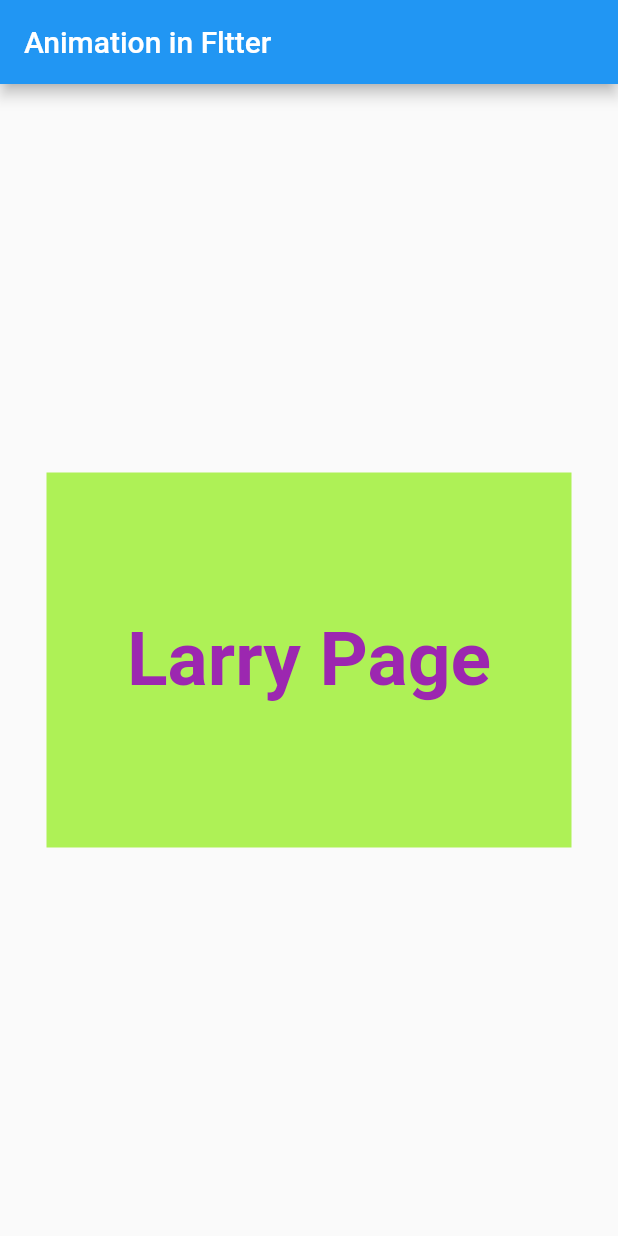
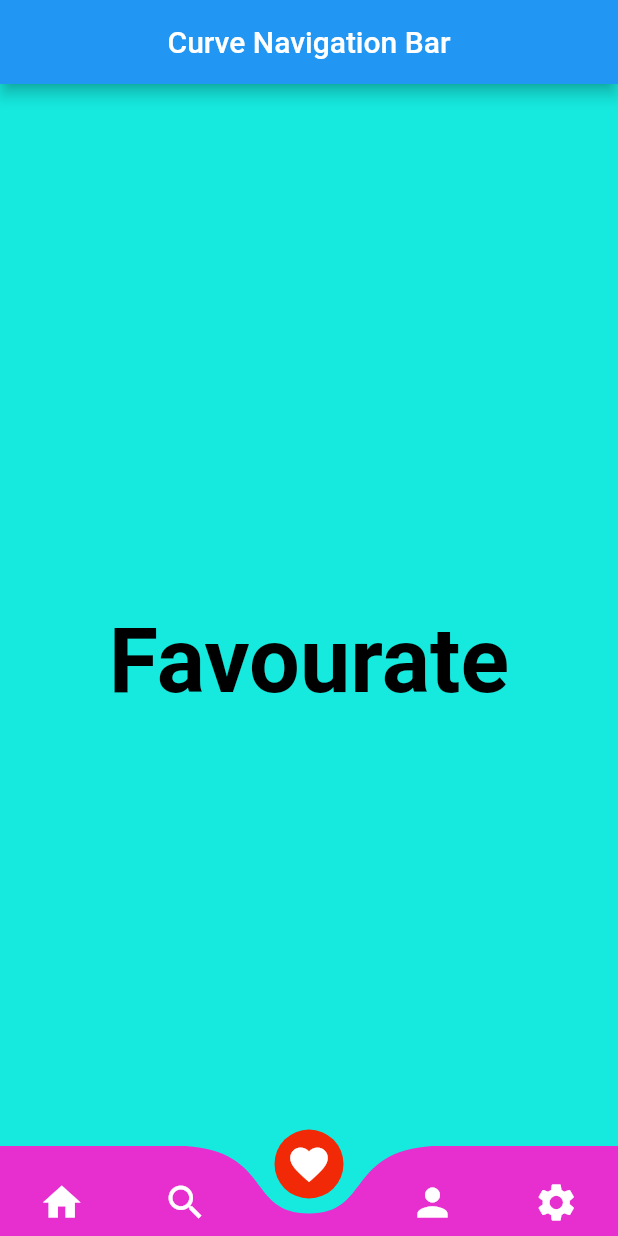
Before and after one commit to Nabinji/Animation_flutter, a Flutter app: the screen it shows after launch, on a phone screen of 412 x 824 dp. Run offline on Flutter 3.47's test engine with Material 2 defaults, Android fonts, the phone set to English and light mode, and no system bars; drawn by our look-alikes of animated_text_kit, curved_navigation_bar; Roboto replaces fonts that are missing (Horizon).

Commit message:
second commit

```diff
--- /dev/null
+++ b/lib/ buttom curve navigation/curve_navigation_bar.dart
@@ -0,0 +1,72 @@
+import 'package:curved_navigation_bar/curved_navigation_bar.dart';
+import 'package:flutter/material.dart';
+import 'package:flutter_animation/%20buttom%20curve%20navigation/favourate_page.dart';
+import 'package:flutter_animation/%20buttom%20curve%20navigation/home_pag.dart';
+import 'package:flutter_animation/%20buttom%20curve%20navigation/profile_page.dart';
+import 'package:flutter_animation/%20buttom%20curve%20navigation/search_page.dart';
+import 'package:flutter_animation/%20buttom%20curve%20navigation/setting_page.dart';
+
+class CurveBar extends StatefulWidget {
+  const CurveBar({super.key});
+
+  @override
+  State<CurveBar> createState() => _CurveBarState();
+}
+
+class _CurveBarState extends State<CurveBar> {
+  int index = 2;
+  final screen = const [
+    HomePage(),
+    SearchPage(),
+    FavouratePage(),
+    ProfilePage(),
+    SettingPage(),
+  ];
+
+  @override
+  Widget build(BuildContext context) {
+    final items = [
+      const Icon(Icons.home, size: 30),
+      const Icon(Icons.search, size: 30),
+      const Icon(Icons.favorite, size: 30),
+      const Icon(Icons.person, size: 30),
+      const Icon(Icons.settings, size: 30)
+    ];
+    return Scaffold(
+      backgroundColor: Colors.purpleAccent,
+      extendBody: true,
+      appBar: AppBar(
+        title: const Text("Curve Navigation Bar"),
+        centerTitle: true,
+      ),
+      body: screen[index],
+      // Center(
+      //   child: Text(
+      //     '$index',
+      //     style: const TextStyle(
+      //         fontSize: 110, fontWeight: FontWeight.bold, color: Colors.white),
+      //   ),
+      // ),
+      bottomNavigationBar: Theme(
+        // this them is for to change icon colors.
+        data: Theme.of(context).copyWith(
+            iconTheme: const IconThemeData(
+          color: Colors.white,
+        )),
+        child: CurvedNavigationBar(
+          // navigationBar colors
+          color: const Color.fromARGB(255, 231, 46, 207),
+          //selected times colors
+          buttonBackgroundColor: const Color.fromARGB(255, 241, 41, 6),
+          backgroundColor: Colors.transparent,
+          items: items,
+          height: 60,
+          index: index,
+          onTap: (index) => setState(
+            () => this.index = index,
+          ),
+        ),
+      ),
+    );
+  }
+}
--- /dev/null
+++ b/lib/ buttom curve navigation/favourate_page.dart
@@ -0,0 +1,22 @@
+import 'package:flutter/material.dart';
+
+class FavouratePage extends StatelessWidget {
+  const FavouratePage({super.key});
+
+  @override
+  Widget build(BuildContext context) {
+    return const Scaffold(
+      backgroundColor: Color.fromARGB(255, 22, 233, 222),
+      body: Center(
+        child: Text(
+          "Favourate",
+          style: TextStyle(
+            fontWeight: FontWeight.bold,
+            fontSize: 60,
+            color: Colors.black,
+          ),
+        ),
+      ),
+    );
+  }
+}
--- a/lib/main.dart
+++ b/lib/main.dart
@@ -1,6 +1,6 @@
 import 'package:flutter/material.dart';
-
-import 'animated_text.dart';
+// import 'animated_text.dart';
+import ' buttom curve navigation/curve_navigation_bar.dart';
 
 void main() {
   runApp(const MyApp());
@@ -13,7 +13,8 @@ class MyApp extends StatelessWidget {
   Widget build(BuildContext context) {
     return const MaterialApp(
       debugShowCheckedModeBanner: false,
-      home: AnimatedText(),
+      home: CurveBar(),
+      // AnimatedText(),
     );
   }
 }
--- a/pubspec.yaml
+++ b/pubspec.yaml
@@ -36,6 +36,7 @@ dependencies:
   # Use with the CupertinoIcons class for iOS style icons.
   cupertino_icons: ^1.0.2
   animated_text_kit: ^4.2.2
+  curved_navigation_bar: ^1.0.3
 
 dev_dependencies:
   flutter_test:
```
Also changed, not shown: lib/ buttom curve navigation/home_pag.dart (added, +22 -0 lines), lib/ buttom curve navigation/profile_page.dart (added, +22 -0 lines), lib/ buttom curve navigation/search_page.dart (added, +22 -0 lines), lib/ buttom curve navigation/setting_page.dart (added, +22 -0 lines), pubspec.lock.
